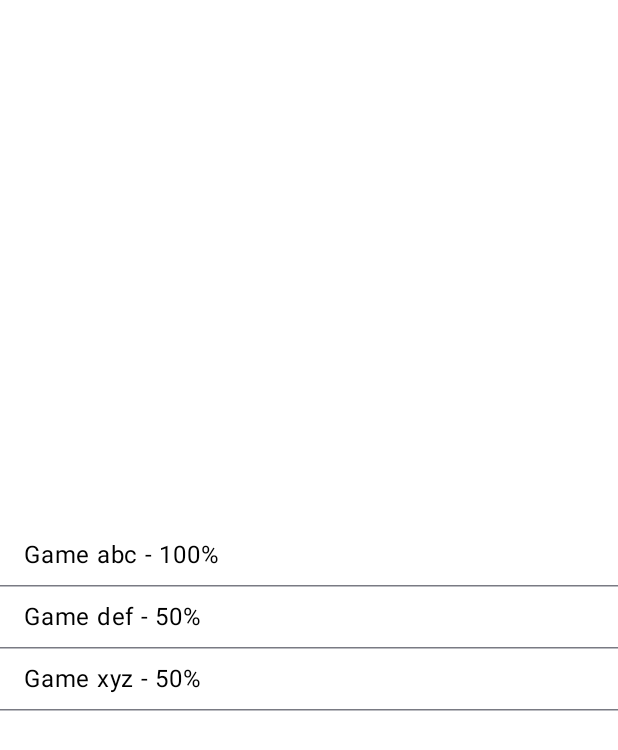
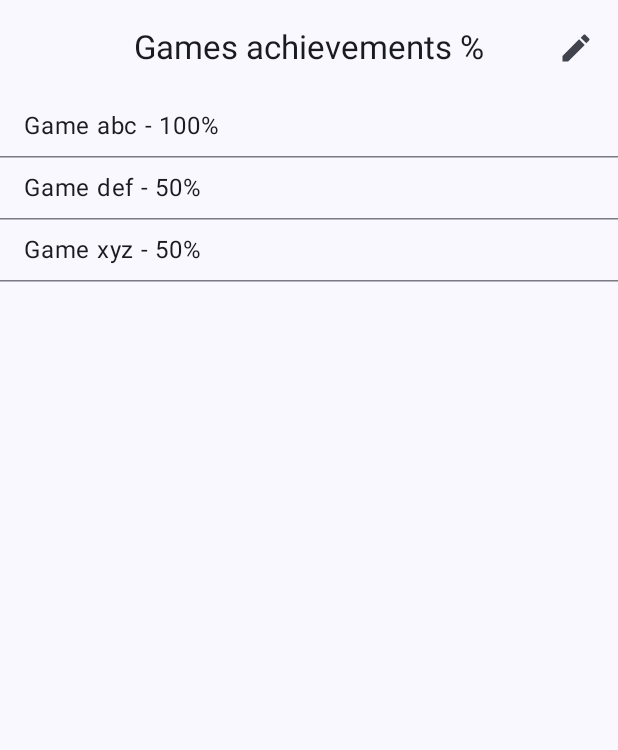
Before and after one commit to m3-ra/SteamAchievementsChecker, an Android app built with Jetpack Compose: the @Preview function AchievementsListViewGamesPreview, on a phone screen of 412 x 824 dp. Shown: the top 750 px of the screen. Run offline under Robolectric (Android 15) with nearby library versions, the phone set to English and light mode, and no system bars.

Commit message:
Add top app bar and implement first draft of grid display

```diff
--- a/app/src/main/java/com/jc/steamachievementschecker/presentation/achievementslist/AchievementsListView.kt
+++ b/app/src/main/java/com/jc/steamachievementschecker/presentation/achievementslist/AchievementsListView.kt
@@ -5,60 +5,126 @@ import androidx.compose.foundation.layout.Column
 import androidx.compose.foundation.layout.Row
 import androidx.compose.foundation.layout.fillMaxSize
 import androidx.compose.foundation.layout.padding
-import androidx.compose.foundation.layout.systemBarsPadding
 import androidx.compose.foundation.lazy.LazyColumn
+import androidx.compose.foundation.lazy.grid.GridCells
+import androidx.compose.foundation.lazy.grid.LazyVerticalGrid
 import androidx.compose.foundation.lazy.items
+import androidx.compose.material.icons.Icons
+import androidx.compose.material.icons.filled.Edit
+import androidx.compose.material3.CenterAlignedTopAppBar
 import androidx.compose.material3.ExperimentalMaterial3Api
 import androidx.compose.material3.HorizontalDivider
+import androidx.compose.material3.Icon
+import androidx.compose.material3.IconButton
+import androidx.compose.material3.Scaffold
 import androidx.compose.material3.Text
+import androidx.compose.material3.TopAppBarDefaults
 import androidx.compose.material3.pulltorefresh.PullToRefreshBox
+import androidx.compose.material3.rememberTopAppBarState
 import androidx.compose.runtime.Composable
+import androidx.compose.runtime.getValue
+import androidx.compose.runtime.mutableStateOf
+import androidx.compose.runtime.remember
+import androidx.compose.runtime.setValue
 import androidx.compose.ui.Alignment
 import androidx.compose.ui.Modifier
+import androidx.compose.ui.input.nestedscroll.nestedScroll
+import androidx.compose.ui.text.style.TextOverflow
 import androidx.compose.ui.tooling.preview.Preview
 import androidx.compose.ui.unit.dp
 import com.jc.steamachievementschecker.core.GameInfo
 import com.jc.steamachievementschecker.presentation.achievementslist.AchievementsListViewModel.AchievementsListUiState
 import com.jc.steamachievementschecker.presentation.achievementslist.AchievementsListViewModel.AchievementsListUiState.Loading
 import com.jc.steamachievementschecker.presentation.achievementslist.AchievementsListViewModel.AchievementsListUiState.Success
+import com.jc.steamachievementschecker.presentation.achievementslist.GameInfoDisplay.GRID
+import com.jc.steamachievementschecker.presentation.achievementslist.GameInfoDisplay.LIST
 import com.jc.steamachievementschecker.presentation.theme.SteamAchievementsCheckerTheme
 
+@OptIn(ExperimentalMaterial3Api::class)
 @Composable
 internal fun AchievementsListView(
     uiState: AchievementsListUiState,
     onRefresh: () -> Unit
 ) {
+    val scrollBehavior = TopAppBarDefaults.pinnedScrollBehavior(rememberTopAppBarState())
+    var displayType by remember { mutableStateOf(LIST) }
+
+    Scaffold(
+        modifier = Modifier.nestedScroll(scrollBehavior.nestedScrollConnection),
+        topBar = {
+            CenterAlignedTopAppBar(
+                title = {
+                    Text(
+                        "Games achievements %",
+                        maxLines = 1,
+                        overflow = TextOverflow.Ellipsis
+                    )
+                },
+                actions = {
+                    IconButton(
+                        onClick = {
+                            displayType = when (displayType) {
+                                LIST -> GRID
+                                GRID -> LIST
+                            }
+                        }
+                    ) {
+                        Icon(
+                            imageVector = Icons.Filled.Edit,
+                            contentDescription = "Change display layout"
+                        )
+                    }
+                },
+                scrollBehavior = scrollBehavior
+            )
+        }
+    ) { innerPadding ->
         Column(
             horizontalAlignment = Alignment.CenterHorizontally,
-        verticalArrangement = Arrangement.Center,
-        modifier = Modifier.fillMaxSize()
+            verticalArrangement = Arrangement.Top,
+            modifier = Modifier
+                .fillMaxSize()
+                .padding(innerPadding)
         ) {
             when (uiState) {
                 Loading -> Loading()
                 is Success -> GamesList(
                     games = uiState.games,
+                    displayType = displayType,
                     onRefresh = onRefresh,
                     isRefreshing = false
                 )
             }
         }
     }
+}
 
 @OptIn(ExperimentalMaterial3Api::class)
 @Composable
-internal fun GamesList(
+private fun GamesList(
     games: List<GameInfo>,
+    displayType: GameInfoDisplay,
     onRefresh: () -> Unit,
     isRefreshing: Boolean
 ) {
     PullToRefreshBox(
         onRefresh = onRefresh,
-        isRefreshing = isRefreshing,
-        modifier = Modifier.systemBarsPadding()
+        isRefreshing = isRefreshing
     ) {
+        when (displayType) {
+            LIST -> {
                 LazyColumn {
                     items(games) { game ->
                         GameListItem(game)
+                    }
+                }
+            }
+            GRID -> {
+                LazyVerticalGrid(columns = GridCells.Fixed(9)) {
+                    items(games.size) { index ->
+                        GameGridItem(games[index])
+                    }
+                }
             }
         }
     }
@@ -74,6 +140,17 @@ private fun GameListItem(game: GameInfo) {
         Text(text = "${game.name} - ${game.achievementsPercentage}%")
     }
     HorizontalDivider()
+}
+
+@Composable
+private fun GameGridItem(game: GameInfo) {
+    // TODO lots to improve here
+    Column(
+        horizontalAlignment = Alignment.CenterHorizontally
+    ) {
+        Text(text = game.name)
+        Text(text = "${game.achievementsPercentage}%")
+    }
 }
 
 @Preview(showBackground = true)
@@ -103,3 +180,39 @@ private fun AchievementsListViewGamesPreview() {
         )
     }
 }
+
+@Preview(showBackground = true)
+@Composable
+private fun GamesListPreview() {
+    SteamAchievementsCheckerTheme {
+        GamesList(
+            games = listOf(
+                GameInfo(2, "Game abc", 100, "abc"),
+                GameInfo(3, "Game def", 50, "def"),
+                GameInfo(1, "Game xyz", 50, "xyz")
+            ),
+            displayType = LIST,
+            onRefresh = {},
+            isRefreshing = false
+        )
+    }
+}
+
+@Preview(showBackground = true)
+@Composable
+private fun GamesGridPreview() {
+    SteamAchievementsCheckerTheme {
+        GamesList(
+            games = listOf(
+                GameInfo(2, "Game abc", 100, "abc"),
+                GameInfo(3, "Game def", 50, "def"),
+                GameInfo(1, "Game xyz", 50, "xyz")
+            ),
+            displayType = GRID,
+            onRefresh = {},
+            isRefreshing = false
+        )
+    }
+}
+
+private enum class GameInfoDisplay { LIST, GRID }
```
Lines whose indentation alone changed are shown as unchanged.
